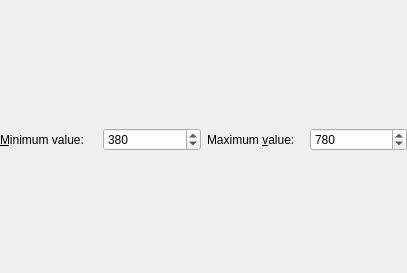
Above: src/spectrumview.ui from KDE/kalzium before the change. Below: the same form after it.
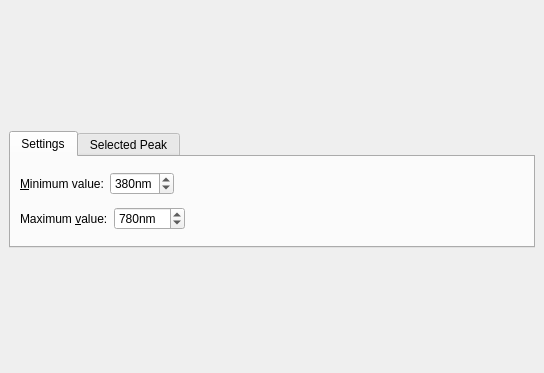
That is the form after the change. The open tabs and pages were chosen to show the change. Custom widgets are drawn as their Qt base class.

Commit message: * indend * APIDOCS * remove crap code * improve the UI * Tooltip is no longer drawn on the widget but displayed in a new tab

```diff
--- a/src/spectrumview.ui
+++ b/src/spectrumview.ui
@@ -5,8 +5,8 @@
    <rect>
     <x>0</x>
     <y>0</y>
-    <width>407</width>
-    <height>273</height>
+    <width>544</width>
+    <height>373</height>
    </rect>
   </property>
   <property name="toolTip" >
@@ -15,14 +15,205 @@
   <property name="whatsThis" >
    <string>This page gives an overview about the spectrum this element</string>
   </property>
-  <layout class="QVBoxLayout" >
+  <layout class="QGridLayout" >
    <property name="margin" >
-    <number>0</number>
+    <number>9</number>
    </property>
    <property name="spacing" >
     <number>6</number>
    </property>
-   <item>
+   <item row="1" column="0" >
+    <widget class="QTabWidget" name="tabWidget" >
+     <property name="currentIndex" >
+      <number>1</number>
+     </property>
+     <widget class="QWidget" name="tab" >
+      <attribute name="title" >
+       <string>Settings</string>
+      </attribute>
+      <layout class="QGridLayout" >
+       <property name="margin" >
+        <number>9</number>
+       </property>
+       <property name="spacing" >
+        <number>6</number>
+       </property>
+       <item row="1" column="0" >
+        <layout class="QHBoxLayout" >
+         <property name="margin" >
+          <number>0</number>
+         </property>
+         <property name="spacing" >
+          <number>6</number>
+         </property>
+         <item>
+          <widget class="QLabel" name="label2" >
+           <property name="text" >
+            <string>Maximum &amp;value:</string>
+           </property>
+           <property name="buddy" >
+            <cstring>maximumValue</cstring>
+           </property>
+          </widget>
+         </item>
+         <item>
+          <widget class="QSpinBox" name="maximumValue" >
+           <property name="toolTip" >
+            <string>This sets the rightmost wavelength of the spectrum</string>
+           </property>
+           <property name="whatsThis" >
+            <string>This sets the rightmost wavelength of the spectrum</string>
+           </property>
+           <property name="suffix" >
+            <string>nm</string>
+           </property>
+           <property name="maximum" >
+            <number>1000</number>
+           </property>
+           <property name="minimum" >
+            <number>2</number>
+           </property>
+           <property name="value" >
+            <number>780</number>
+           </property>
+          </widget>
+         </item>
+         <item>
+          <spacer>
+           <property name="orientation" >
+            <enum>Qt::Horizontal</enum>
+           </property>
+           <property name="sizeHint" >
+            <size>
+             <width>40</width>
+             <height>20</height>
+            </size>
+           </property>
+          </spacer>
+         </item>
+        </layout>
+       </item>
+       <item row="0" column="0" >
+        <layout class="QHBoxLayout" >
+         <property name="margin" >
+          <number>0</number>
+         </property>
+         <property name="spacing" >
+          <number>6</number>
+         </property>
+         <item>
+          <widget class="QLabel" name="label1" >
+           <property name="text" >
+            <string>&amp;Minimum value:</string>
+           </property>
+           <property name="buddy" >
+            <cstring>minimumValue</cstring>
+           </property>
+          </widget>
+         </item>
+         <item>
+          <widget class="QSpinBox" name="minimumValue" >
+           <property name="toolTip" >
+            <string>This sets the leftmost wavelength of the spectrum</string>
+           </property>
+           <property name="whatsThis" >
+            <string>This sets the leftmost wavelength of the spectrum</string>
+           </property>
+           <property name="suffix" >
+            <string>nm</string>
+           </property>
+           <property name="maximum" >
+            <number>999</number>
+           </property>
+           <property name="minimum" >
+            <number>1</number>
+           </property>
+           <property name="value" >
+            <number>380</number>
+           </property>
+          </widget>
+         </item>
+         <item>
+          <spacer>
+           <property name="orientation" >
+            <enum>Qt::Horizontal</enum>
+           </property>
+           <property name="sizeHint" >
+            <size>
+             <width>40</width>
+             <height>20</height>
+            </size>
+           </property>
+          </spacer>
+         </item>
+        </layout>
+       </item>
+      </layout>
+     </widget>
+     <widget class="QWidget" name="tab_2" >
+      <attribute name="title" >
+       <string>Selected Peak</string>
+      </attribute>
+      <layout class="QGridLayout" >
+       <property name="margin" >
+        <number>9</number>
+       </property>
+       <property name="spacing" >
+        <number>6</number>
+       </property>
+       <item row="1" column="0" >
+        <layout class="QHBoxLayout" >
+         <property name="margin" >
+          <number>0</number>
+         </property>
+         <property name="spacing" >
+          <number>6</number>
+         </property>
+         <item>
+          <widget class="QLabel" name="label_2" >
+           <property name="text" >
+            <string>Intensity:</string>
+           </property>
+          </widget>
+         </item>
+         <item>
+          <widget class="QLabel" name="intensity_label" >
+           <property name="text" >
+            <string/>
+           </property>
+          </widget>
+         </item>
+        </layout>
+       </item>
+       <item row="0" column="0" >
+        <layout class="QHBoxLayout" >
+         <property name="margin" >
+          <number>0</number>
+         </property>
+         <property name="spacing" >
+          <number>6</number>
+         </property>
+         <item>
+          <widget class="QLabel" name="label" >
+           <property name="text" >
+            <string>Wavelength:</string>
+           </property>
+          </widget>
+         </item>
+         <item>
+          <widget class="QLabel" name="wavelength_label" >
+           <property name="text" >
+            <string/>
+           </property>
+          </widget>
+         </item>
+        </layout>
+       </item>
+      </layout>
+     </widget>
+    </widget>
+   </item>
+   <item row="0" column="0" >
     <widget class="SpectrumWidget" native="1" name="m_spectrumWidget" >
      <property name="sizePolicy" >
       <sizepolicy>
@@ -46,86 +237,15 @@
      </property>
     </widget>
    </item>
-   <item>
-    <layout class="QHBoxLayout" >
-     <property name="margin" >
-      <number>0</number>
-     </property>
-     <property name="spacing" >
-      <number>6</number>
-     </property>
-     <item>
-      <widget class="QLabel" name="label1" >
-       <property name="text" >
-        <string>&amp;Minimum value:</string>
-       </property>
-       <property name="buddy" >
-        <cstring>minimumValue</cstring>
-       </property>
-      </widget>
-     </item>
-     <item>
-      <widget class="QSpinBox" name="minimumValue" >
-       <property name="toolTip" >
-        <string>This sets the leftmost wavelength of the spectrum</string>
-       </property>
-       <property name="whatsThis" >
-        <string>This sets the leftmost wavelength of the spectrum</string>
-       </property>
-       <property name="maximum" >
-        <number>999</number>
-       </property>
-       <property name="minimum" >
-        <number>1</number>
-       </property>
-       <property name="value" >
-        <number>380</number>
-       </property>
-      </widget>
-     </item>
-     <item>
-      <widget class="QLabel" name="label2" >
-       <property name="text" >
-        <string>Maximum &amp;value:</string>
-       </property>
-       <property name="buddy" >
-        <cstring>maximumValue</cstring>
-       </property>
-      </widget>
-     </item>
-     <item>
-      <widget class="QSpinBox" name="maximumValue" >
-       <property name="toolTip" >
-        <string>This sets the rightmost wavelength of the spectrum</string>
-       </property>
-       <property name="whatsThis" >
-        <string>This sets the rightmost wavelength of the spectrum</string>
-       </property>
-       <property name="maximum" >
-        <number>1000</number>
-       </property>
-       <property name="minimum" >
-        <number>2</number>
-       </property>
-       <property name="value" >
-        <number>780</number>
-       </property>
-      </widget>
-     </item>
-    </layout>
-   </item>
-   <item>
+   <item row="2" column="0" >
     <spacer>
      <property name="orientation" >
       <enum>Qt::Vertical</enum>
      </property>
-     <property name="sizeType" >
-      <enum>QSizePolicy::Expanding</enum>
-     </property>
      <property name="sizeHint" >
       <size>
-       <width>21</width>
-       <height>1</height>
+       <width>20</width>
+       <height>40</height>
       </size>
      </property>
     </spacer>
```
The commit also changes 2 other files.
